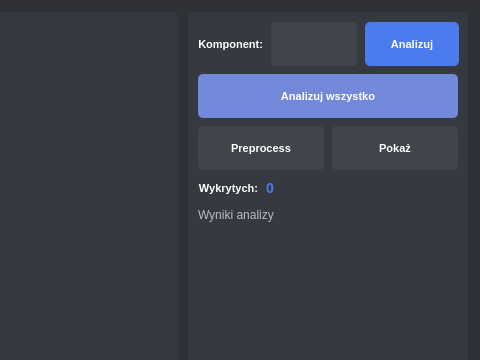
This is gui/ui/Camera.ui in oreols/ProjektAOI as Qt 5 draws it before an edit; both pictures show x 720 to 1200 and y 0 to 360 of the 1200 by 800 pixel window. The edited form follows.
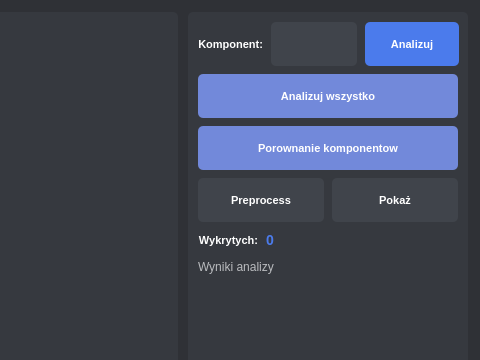
This is the edited form. Icons and pictures are not drawn.

Commit message: SCRUM-146 Sprawdzanie pozycji komponentow

What changed in the file:
```diff
--- a/gui/ui/Camera.ui
+++ b/gui/ui/Camera.ui
@@ -569,6 +569,30 @@
             </item>
            </layout>
           </item>
+          <item>
+           <layout class="QHBoxLayout" name="compareAllLayout">
+            <property name="spacing">
+             <number>8</number>
+            </property>
+            <item>
+             <widget class="QPushButton" name="comparision_button">
+              <property name="text">
+               <string>Porownanie komponentow</string>
+              </property>
+              <property name="toolTip">
+               <string>Porownaj czy komponenty wykryte w modelu pasuja do pozycji pos</string>
+              </property>
+              <property name="styleSheet">
+               <string notr="true">
+                background-color: #7289da; 
+                color: white;
+                font-weight: 500;
+               </string>
+              </property>
+             </widget>
+            </item>
+           </layout>
+          </item>
           <item>
            <layout class="QHBoxLayout" name="preprocessingLayout">
             <property name="spacing">
```
The commit also changes 95 other files.
